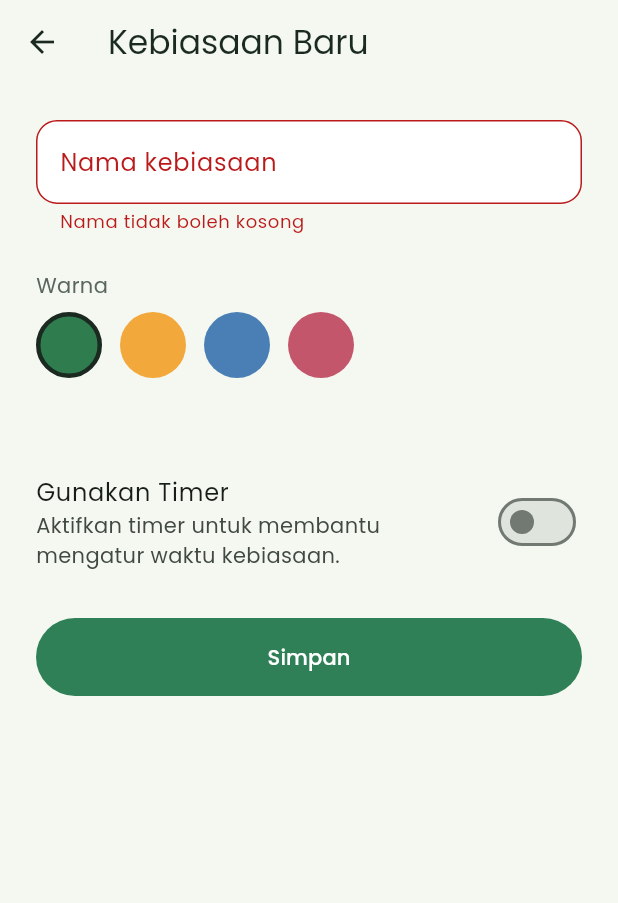
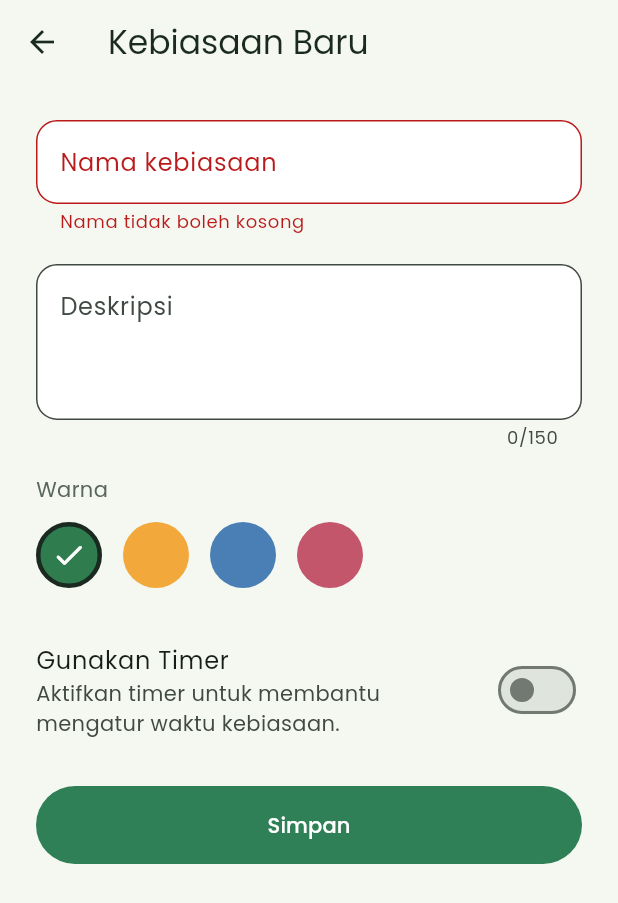
Before and after one commit to irulanam11/routime_OTIMobApps26, a Flutter app: the HabitFormScreen screen opened directly, after a tap on "Simpan", on a phone screen of 412 x 824 dp. Shown: the top 903 px of the screen. Run offline on Flutter 3.47's test engine with Material 3 defaults, Android fonts, the phone set to English and light mode, and no system bars; our stand-ins replace flutter_local_notifications, flutter_timezone, material_ui, shared_preferences, timezone; accounts and stored records are empty.

Commit message:
menambahkan deskripsi

```diff
--- a/lib/models/habit.dart
+++ b/lib/models/habit.dart
@@ -1,39 +1,35 @@
-
 class Habit {
   final String id;
   String name;
+  String description;
   int colorValue;
   Set<String> doneDates;
-
-  // Menentukan apakah habit menggunakan timer
   bool useTimer;
 
   Habit({
     required this.id,
     required this.name,
     required this.colorValue,
+    this.description = '',
     Set<String>? doneDates,
     this.useTimer = false,
   }) : doneDates = doneDates ?? {};
 
-  // Mengubah data Habit menjadi JSON
   Map<String, dynamic> toJson() => {
     'id': id,
     'name': name,
+    'description': description,
     'colorValue': colorValue,
     'doneDates': doneDates.toList(),
     'useTimer': useTimer,
   };
 
-  // Mengubah JSON menjadi objek Habit
   factory Habit.fromJson(Map<String, dynamic> json) => Habit(
     id: json['id'],
     name: json['name'],
+    description: json['description'] as String? ?? '',
     colorValue: json['colorValue'],
     doneDates: Set<String>.from(json['doneDates'] ?? []),
-
-        // Data lama yang belum memiliki useTimer
-        // otomatis menggunakan nilai false
     useTimer: json['useTimer'] as bool? ?? false,
   );
 }
--- a/lib/screens/habit_form_screen.dart
+++ b/lib/screens/habit_form_screen.dart
@@ -1,61 +1,105 @@
 import 'package:material_ui/material_ui.dart';
 import 'package:provider/provider.dart';
+
+import '../models/habit.dart';
 import '../providers/habit_provider.dart';
+import '../providers/timer_provider.dart';
 import '../theme/app_theme.dart';
 
-// Layar ini StatefulWidget karena ada data yang berubah di dalamnya
-// (warna yang sedang dipilih).
 class HabitFormScreen extends StatefulWidget {
-  const HabitFormScreen({super.key});
+  final Habit? habit;
+
+  const HabitFormScreen({super.key, this.habit});
 
   @override
   State<HabitFormScreen> createState() => _HabitFormScreenState();
 }
 
 class _HabitFormScreenState extends State<HabitFormScreen> {
-  // Kunci untuk memeriksa (validasi) isi form
   final _formKey = GlobalKey<FormState>();
 
-  // Pengendali untuk membaca teks yang diketik pengguna
   final _nameController = TextEditingController();
+  final _descriptionController = TextEditingController();
 
-  // Warna yang sedang dipilih (awalnya hijau)
   int _selectedColor = 0xFF2F7D4F;
-  // Menentukan apakah timer digunakan
   bool _useTimer = false;
+  bool _isSaving = false;
 
-  // Daftar pilihan warna
-  static const _colors = [
-    0xFF2F7D4F, // hijau
-    0xFFF2A83B, // kuning
-    0xFF4A7FB5, // biru
-    0xFFC4566B, // merah
-  ];
+  bool get _isEditing => widget.habit != null;
 
-  // Membersihkan controller saat layar ditutup
+  static const _colors = [0xFF2F7D4F, 0xFFF2A83B, 0xFF4A7FB5, 0xFFC4566B];
+
+  @override
+  void initState() {
+    super.initState();
+
+    final habit = widget.habit;
+
+    if (habit != null) {
+      _nameController.text = habit.name;
+      _descriptionController.text = habit.description;
+      _selectedColor = habit.colorValue;
+      _useTimer = habit.useTimer;
+    }
+  }
+
   @override
   void dispose() {
     _nameController.dispose();
+    _descriptionController.dispose();
     super.dispose();
   }
 
-  // Dijalankan saat tombol Simpan ditekan
-  void _save() {
+  Future<void> _save() async {
+    if (_isSaving) return;
     if (!_formKey.currentState!.validate()) return;
 
-  context.read<HabitProvider>().addHabit(
+    setState(() {
+      _isSaving = true;
+    });
+
+    try {
+      final habitProvider = context.read<HabitProvider>();
+
+      if (_isEditing) {
+        await habitProvider.updateHabit(
+          id: widget.habit!.id,
+          name: _nameController.text,
+          description: _descriptionController.text,
+          colorValue: _selectedColor,
+          useTimer: _useTimer,
+          timerProvider: context.read<TimerProvider>(),
+        );
+      } else {
+        habitProvider.addHabit(
           _nameController.text,
+          description: _descriptionController.text,
           colorValue: _selectedColor,
           useTimer: _useTimer,
         );
+      }
 
+      if (!mounted) return;
       Navigator.pop(context);
+    } catch (error) {
+      if (!mounted) return;
+
+      ScaffoldMessenger.of(
+        context,
+      ).showSnackBar(SnackBar(content: Text('Gagal menyimpan Habit: $error')));
+
+      setState(() {
+        _isSaving = false;
+      });
+    }
   }
 
   @override
   Widget build(BuildContext context) {
     return Scaffold(
-      appBar: AppBar(title: const Text('Kebiasaan Baru')),
+      appBar: AppBar(
+        title: Text(_isEditing ? 'Edit Kebiasaan' : 'Kebiasaan Baru'),
+      ),
       body: SafeArea(
         child: SingleChildScrollView(
           padding: const EdgeInsets.all(24),
@@ -64,54 +108,86 @@ class _HabitFormScreenState extends State<HabitFormScreen> {
             child: Column(
               crossAxisAlignment: CrossAxisAlignment.start,
               children: [
-                // 1. Kolom nama
                 TextFormField(
                   controller: _nameController,
+                  textCapitalization: TextCapitalization.sentences,
                   decoration: InputDecoration(
                     labelText: 'Nama kebiasaan',
+                    hintText: 'Contoh: Membaca buku',
                     filled: true,
                     fillColor: Colors.white,
                     border: OutlineInputBorder(
                       borderRadius: BorderRadius.circular(14),
                     ),
                   ),
-                  validator: (value) =>
-                      (value == null || value.trim().isEmpty)
-                          ? 'Nama tidak boleh kosong'
-                          : null,
+                  validator: (value) {
+                    if (value == null || value.trim().isEmpty) {
+                      return 'Nama tidak boleh kosong';
+                    }
+
+                    return null;
+                  },
                 ),
-                const SizedBox(height: 24),
 
-                // 2. Pilihan warna
-                const Text('Warna',
-                    style: TextStyle(color: AppColors.muted)),
-                const SizedBox(height: 8),
+                const SizedBox(height: 20),
+
+                TextFormField(
+                  controller: _descriptionController,
+                  textCapitalization: TextCapitalization.sentences,
+                  maxLines: 3,
+                  maxLength: 150,
+                  decoration: InputDecoration(
+                    labelText: 'Deskripsi',
+                    hintText: 'Jelaskan kebiasaan yang ingin dilakukan',
+                    alignLabelWithHint: true,
+                    filled: true,
+                    fillColor: Colors.white,
+                    border: OutlineInputBorder(
+                      borderRadius: BorderRadius.circular(14),
+                    ),
+                  ),
+                ),
+
+                const SizedBox(height: 16),
+
+                const Text('Warna', style: TextStyle(color: AppColors.muted)),
+
+                const SizedBox(height: 12),
+
                 Wrap(
-                  spacing: 12,
+                  spacing: 14,
+                  runSpacing: 12,
                   children: [
-                    for (final c in _colors)
+                    for (final color in _colors)
                       GestureDetector(
-                        onTap: () => setState(() => _selectedColor = c),
+                        onTap: () {
+                          setState(() {
+                            _selectedColor = color;
+                          });
+                        },
                         child: Container(
                           width: 44,
                           height: 44,
                           decoration: BoxDecoration(
-                            color: Color(c),
+                            color: Color(color),
                             shape: BoxShape.circle,
-                            // Lingkaran terpilih diberi garis tepi
-                            border: _selectedColor == c
-                                ? Border.all(
-                                    color: AppColors.text, width: 3)
+                            border: _selectedColor == color
+                                ? Border.all(color: AppColors.text, width: 3)
                                 : null,
                           ),
+                          child: _selectedColor == color
+                              ? const Icon(
+                                  Icons.check_rounded,
+                                  color: Colors.white,
+                                )
+                              : null,
                         ),
                       ),
                   ],
                 ),
-                const SizedBox(height: 32),
 
-                const SizedBox(height: 24),
-                // 3. Penggunaan timer
+                const SizedBox(height: 28),
+
                 SwitchListTile(
                   contentPadding: EdgeInsets.zero,
                   title: const Text('Gunakan Timer'),
@@ -128,13 +204,18 @@ class _HabitFormScreenState extends State<HabitFormScreen> {
 
                 const SizedBox(height: 24),
 
-                // 4. Tombol simpan
                 SizedBox(
                   width: double.infinity,
                   height: 52,
                   child: FilledButton(
-                    onPressed: _save,
-                    child: const Text('Simpan'),
+                    onPressed: _isSaving ? null : _save,
+                    child: _isSaving
+                        ? const SizedBox(
+                            width: 22,
+                            height: 22,
+                            child: CircularProgressIndicator(strokeWidth: 2),
+                          )
+                        : Text(_isEditing ? 'Simpan Perubahan' : 'Simpan'),
                   ),
                 ),
               ],
```
Also changed, not shown: lib/providers/habit_provider.dart (+37 -26 lines), lib/screens/habit_detail_screen.dart (+64 -35 lines), lib/screens/home_screen.dart (+12 -7 lines), 1 other file. Lines whose indentation alone changed are shown as unchanged.
